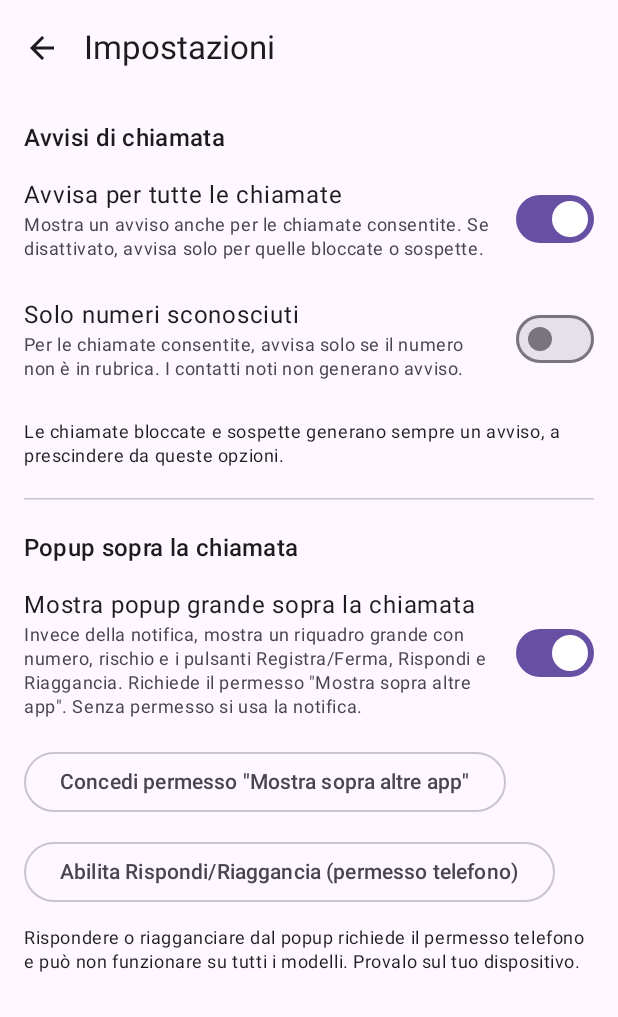
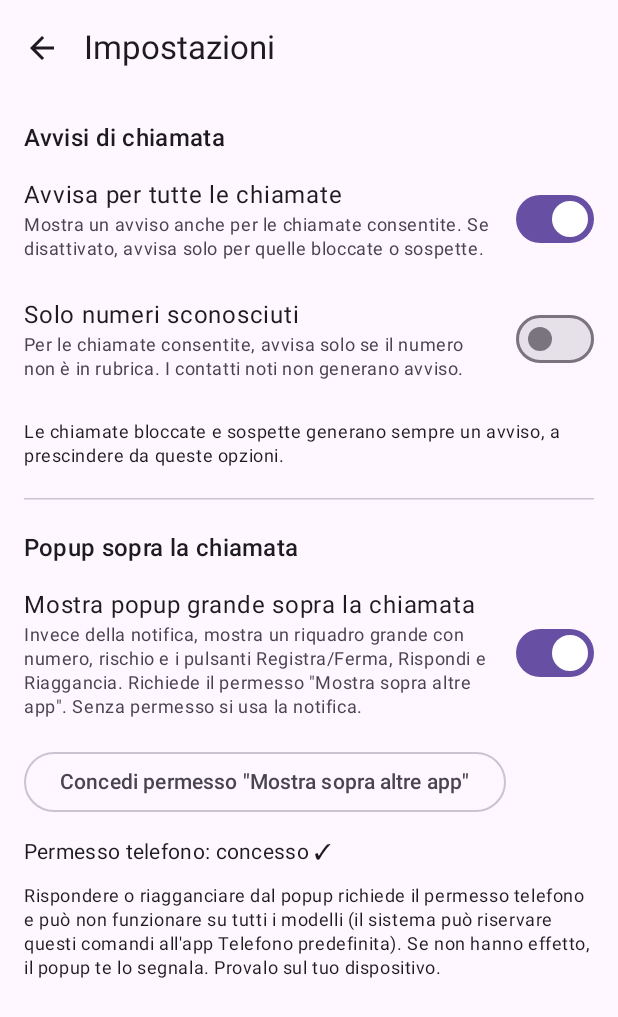
Before and after one commit to mrcatgit/Nospam, an Android app built with Jetpack Compose: the screen it shows after launch (MainActivity), after a tap on "Impostazioni", on a phone screen of 412 x 824 dp. Shown: the top 1017 px of the screen. Run offline under Robolectric (Android 15) with nearby library versions, the phone set to English and light mode, and no system bars; our stand-ins replace Room's generated code.

Commit message:
Popup: feedback chiaro su Rispondi/Riaggancia e stato permesso telefono
- CallOverlay: se il permesso telefono manca o il dispositivo rifiuta il
  comando, mostra un Toast esplicativo invece di non fare nulla
- SettingsScreen: mostra lo stato del permesso telefono (concesso/da concedere)
  e chiarisce che risposta/riaggancio possono essere riservati all'app Telefono
  predefinita

Build verificato: assembleDebug + testDebugUnitTest SUCCESSFUL.

Co-Authored-By: Claude Opus 4.8 <noreply@anthropic.com>
Claude-Session: https://claude.ai/code/session_01DaDdbj8ke9gbxeppWhbu6D

```diff
--- a/app/src/main/java/com/nospam/ui/SettingsScreen.kt
+++ b/app/src/main/java/com/nospam/ui/SettingsScreen.kt
@@ -2,10 +2,12 @@ package com.nospam.ui
 
 import android.Manifest
 import android.content.Intent
+import android.content.pm.PackageManager
 import android.net.Uri
 import android.provider.Settings
 import androidx.activity.compose.rememberLauncherForActivityResult
 import androidx.activity.result.contract.ActivityResultContracts
+import androidx.core.content.ContextCompat
 import androidx.compose.foundation.layout.Arrangement
 import androidx.compose.foundation.layout.Column
 import androidx.compose.foundation.layout.Row
@@ -48,9 +50,15 @@ fun SettingsScreen(onBack: () -> Unit) {
     var onlyUnknown by remember { mutableStateOf(settings.alertOnlyUnknown) }
     var useOverlay by remember { mutableStateOf(settings.useOverlay) }
 
+    var phoneGranted by remember {
+        mutableStateOf(
+            ContextCompat.checkSelfPermission(context, Manifest.permission.ANSWER_PHONE_CALLS) ==
+                PackageManager.PERMISSION_GRANTED
+        )
+    }
     val phonePermission = rememberLauncherForActivityResult(
         ActivityResultContracts.RequestPermission()
-    ) { /* esito gestito dal sistema */ }
+    ) { granted -> phoneGranted = granted }
 
     Scaffold(
         topBar = {
@@ -121,14 +129,24 @@ fun SettingsScreen(onBack: () -> Unit) {
                 ) { Text("Concedi permesso \"Mostra sopra altre app\"") }
             }
 
-            OutlinedButton(
-                onClick = { phonePermission.launch(Manifest.permission.ANSWER_PHONE_CALLS) },
-                modifier = Modifier.padding(top = 8.dp),
-            ) { Text("Abilita Rispondi/Riaggancia (permesso telefono)") }
+            if (phoneGranted) {
+                Text(
+                    "Permesso telefono: concesso ✓",
+                    style = MaterialTheme.typography.bodyMedium,
+                    modifier = Modifier.padding(top = 8.dp),
+                )
+            } else {
+                OutlinedButton(
+                    onClick = { phonePermission.launch(Manifest.permission.ANSWER_PHONE_CALLS) },
+                    modifier = Modifier.padding(top = 8.dp),
+                ) { Text("Abilita Rispondi/Riaggancia (permesso telefono)") }
+            }
 
             Text(
                 "Rispondere o riagganciare dal popup richiede il permesso telefono e può non " +
-                    "funzionare su tutti i modelli. Provalo sul tuo dispositivo.",
+                    "funzionare su tutti i modelli (il sistema può riservare questi comandi " +
+                    "all'app Telefono predefinita). Se non hanno effetto, il popup te lo segnala. " +
+                    "Provalo sul tuo dispositivo.",
                 style = MaterialTheme.typography.bodySmall,
                 modifier = Modifier.padding(top = 8.dp),
             )
```
Also changed, not shown: app/src/main/java/com/nospam/screening/CallOverlay.kt (+20 -5 lines).
